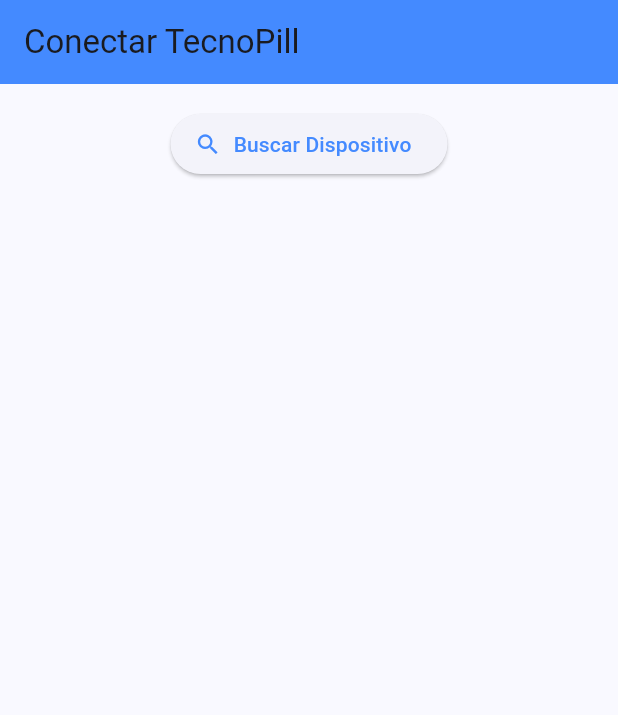
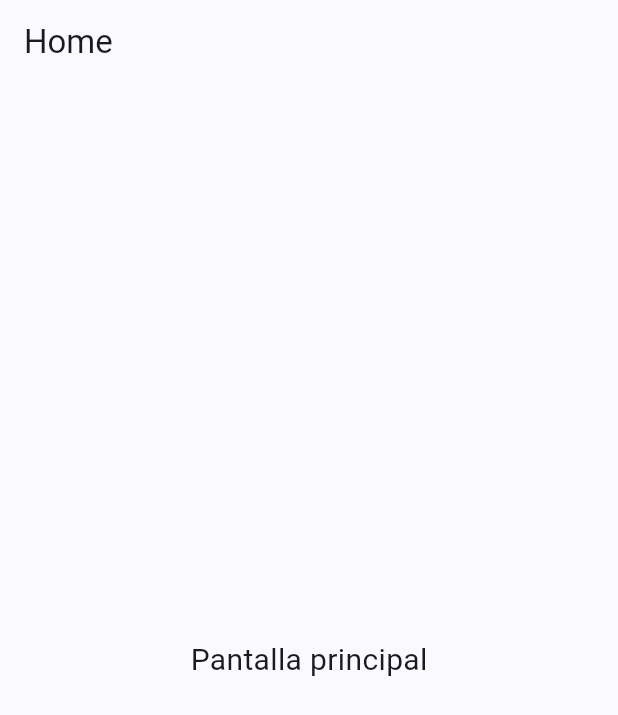
Before and after one commit to aalejagn/AppTecnoPill, a Flutter app: the screen it shows after launch, on a phone screen of 412 x 824 dp. Shown: the top 715 px of the screen. Run offline on Flutter 3.47's test engine with Material 3 defaults, Android fonts, the phone set to English and light mode, and no system bars; our stand-ins replace flutter_blue_plus.

Commit message:
Home Screen y Splash Screen Básicas

```diff
--- a/lib/main.dart
+++ b/lib/main.dart
@@ -1,6 +1,7 @@
 import 'package:flutter/material.dart';
 import 'package:flutter_aplicacion1/screens/imc_bluetooth_screen.dart';
 // import 'package:flutter_aplicacion1/core/app_colores.dart';
+import 'package:flutter_aplicacion1/screens/splash_screen.dart';
 
 void main() {
   runApp(const TecnoPillApp());
@@ -26,7 +27,8 @@ class TecnoPillApp extends StatelessWidget {
       ),
 
     //Plantilla de bluetooth
-    home: BluetoothScreen(),
+    home: SplashScreen(),
+    // home: BluetoothScreen(),
     );
   }
 }
--- /dev/null
+++ b/lib/screens/home_screen.dart
@@ -0,0 +1,20 @@
+import 'package:flutter/material.dart';
+
+class HomeScreen extends StatelessWidget {
+  const HomeScreen({super.key});
+
+  @override
+  Widget build(BuildContext context) {
+    return Scaffold(
+      appBar: AppBar(
+        title: const Text("Home"),
+      ),
+      body: const Center(
+        child: Text(
+          "Pantalla principal",
+          style: TextStyle(fontSize: 20),
+        ),
+      ),
+    );
+  }
+}
```
Also changed, not shown: lib/screens/splash_screen.dart (added, +48 -0 lines).
